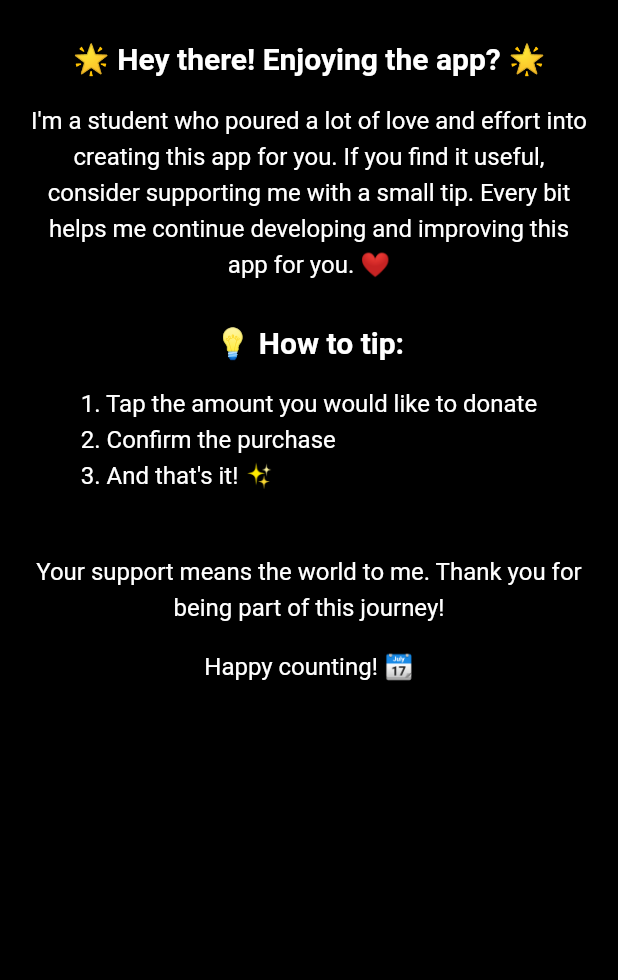
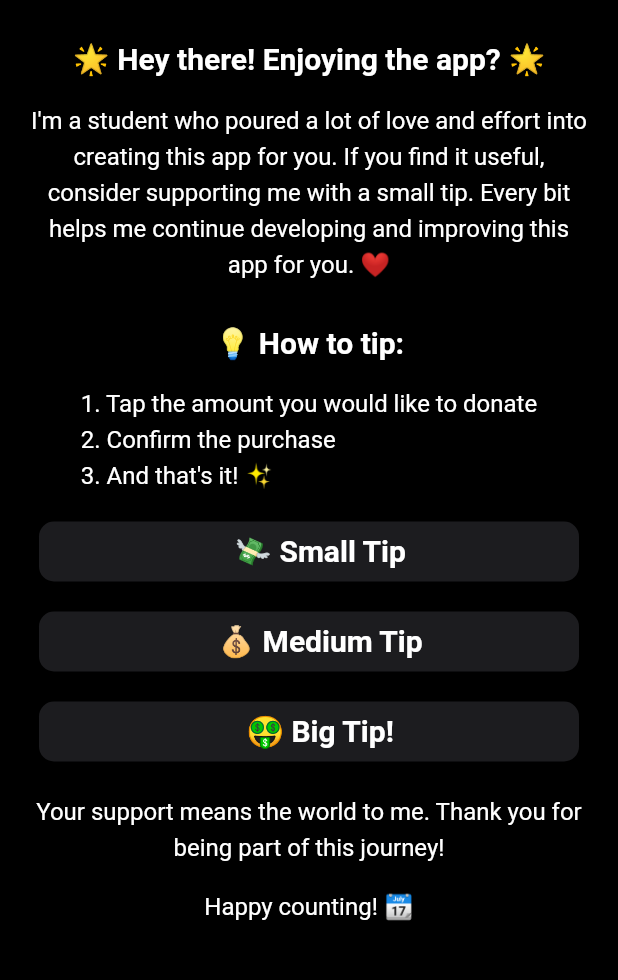
Before and after one commit to Tombiczek/Count-Days-Flutter, a Flutter app: the screen it shows after launch, item 2 of the bottom bar chosen, after a tap on "Support Count Days", on a phone screen of 412 x 824 dp, the part 41-1021 px from its top. Run offline on Flutter 3.47's test engine with Material 2 defaults, Android fonts, the phone set to English and light mode, and no system bars; our stand-ins replace percent_indicator, shared_preferences.

Commit message:
dodane fake tip button

```diff
--- a/lib/support_me.dart
+++ b/lib/support_me.dart
@@ -65,17 +65,17 @@ class _SupportMeState extends State<SupportMe> {
           child: Column(
             mainAxisAlignment: MainAxisAlignment.start,
             crossAxisAlignment: CrossAxisAlignment.center, // Center the text horizontally
-            children: const [
-              SizedBox(height: 20),
-              Text(
+            children: [
+              const SizedBox(height: 20),
+              const Text(
                 '\u{1F31F} Hey there! Enjoying the app? \u{1F31F}',
                 style: TextStyle(
                   fontSize: 20,
                   fontWeight: FontWeight.bold,
                 ),
               ),
-              SizedBox(height: 15),
-              Text(
+              const SizedBox(height: 15),
+              const Text(
                 "I'm a student who poured a lot of love and effort into creating this app for you. If you find it useful, consider supporting me with a small tip. Every bit helps me continue developing and improving this app for you. \u{2764}",
                 style: TextStyle(
                   fontSize: 16,
@@ -85,8 +85,8 @@ class _SupportMeState extends State<SupportMe> {
                 textAlign: TextAlign.center,
 
               ),
-              SizedBox(height: 30),
-              Text(
+              const SizedBox(height: 30),
+              const Text(
                 "\u{1F4A1} How to tip:",
                 style: TextStyle(
                   fontSize: 20,
@@ -94,8 +94,8 @@ class _SupportMeState extends State<SupportMe> {
                 ),
                 textAlign: TextAlign.center,
               ),
-              SizedBox(height: 15),
-              Text(
+              const SizedBox(height: 15),
+              const Text(
                 "1. Tap the amount you would like to donate\n2. Confirm the purchase\n3. And that's it! \u{2728}",
                 style: TextStyle(
                   fontSize: 16,
@@ -104,13 +104,75 @@ class _SupportMeState extends State<SupportMe> {
                 ),
                 textAlign: TextAlign.left,
               ),
-              SizedBox(height: 20),
+              const SizedBox(height: 20),
               SizedBox(
-                width: 300.0,
+                height: 40,
+                width: 360,
+                child: Container(
+                  decoration: BoxDecoration(
+                    color: Theme.of(context).primaryColor,
+                    borderRadius: BorderRadius.circular(10),
+                  ),
+                  child: Align(
+                    alignment: Alignment.center,
+                    child: Text(
+                      "   \u{1F4B8} Small Tip",
+                      style: TextStyle(
+                        fontSize: 20,
+                        fontWeight: FontWeight.bold,
+                        color: Theme.of(context).cardColor,
+                      ),
+                    ),
+                  ),
+                ),
               ),
-              SizedBox(height: 20),
+                            const SizedBox(height: 20),
+              SizedBox(
+                height: 40,
+                width: 360,
+                child: Container(
+                  decoration: BoxDecoration(
+                    color: Theme.of(context).primaryColor,
+                    borderRadius: BorderRadius.circular(10),
+                  ),
+                  child: Align(
+                    alignment: Alignment.center,
+                    child: Text(
+                      "   \u{1F4B0} Medium Tip",
+                      style: TextStyle(
+                        fontSize: 20,
+                        fontWeight: FontWeight.bold,
+                        color: Theme.of(context).cardColor,
+                      ),
+                    ),
+                  ),
+                ),
+              ),
+                            const SizedBox(height: 20),
+              SizedBox(
+                height: 40,
+                width: 360,
+                child: Container(
+                  decoration: BoxDecoration(
+                    color: Theme.of(context).primaryColor,
+                    borderRadius: BorderRadius.circular(10),
+                  ),
+                  child: Align(
+                    alignment: Alignment.center,
+                    child: Text(
+                      "   \u{1F911} Big Tip!",
+                      style: TextStyle(
+                        fontSize: 20,
+                        fontWeight: FontWeight.bold,
+                        color: Theme.of(context).cardColor,
+                      ),
+                    ),
+                  ),
+                ),
+              ),
+              const SizedBox(height: 20),
               // Tutaj będzie guzik
-              Text(
+              const Text(
                 "Your support means the world to me. Thank you for being part of this journey!",
                 style: TextStyle(
                   fontSize: 16,
@@ -119,8 +181,8 @@ class _SupportMeState extends State<SupportMe> {
                 ),
                 textAlign: TextAlign.center,
               ),
-              SizedBox(height: 15),
-              Text(
+              const SizedBox(height: 15),
+              const Text(
                 "Happy counting! \u{1F4C6}",
                 style: TextStyle(
                   fontSize: 16,
```
Also changed, not shown: 1 other file.
